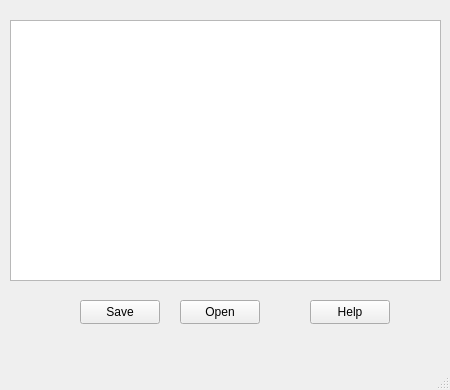
Before: the Qt Designer form Qt/4/mainwindow.ui in Lornaria/I_can_do_it, drawn with Qt 5.
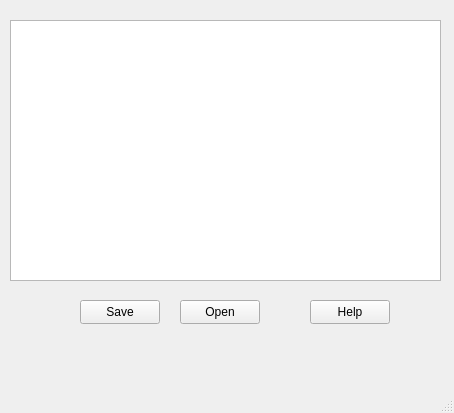
After: the same form once the commit is applied.

```diff
--- a/Qt/4/mainwindow.ui
+++ b/Qt/4/mainwindow.ui
@@ -6,8 +6,8 @@
    <rect>
     <x>0</x>
     <y>0</y>
-    <width>450</width>
-    <height>390</height>
+    <width>454</width>
+    <height>413</height>
    </rect>
   </property>
   <property name="windowTitle">
```
Left out of the diff: 2 changed lines with no effect on the pictures.
